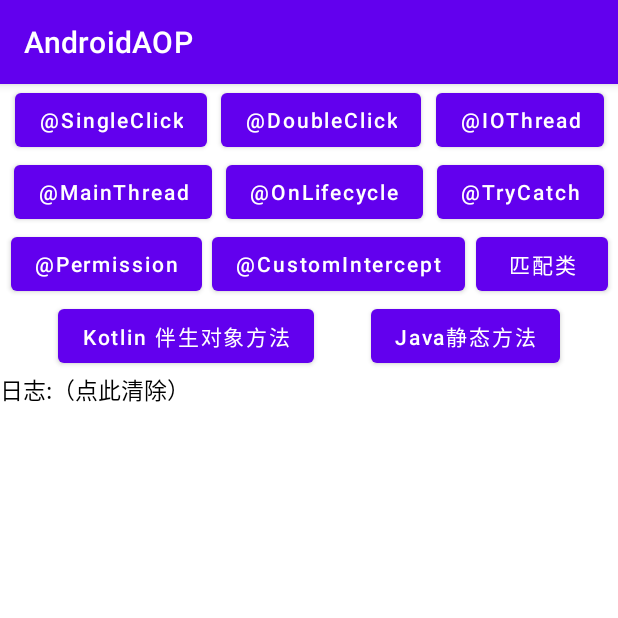
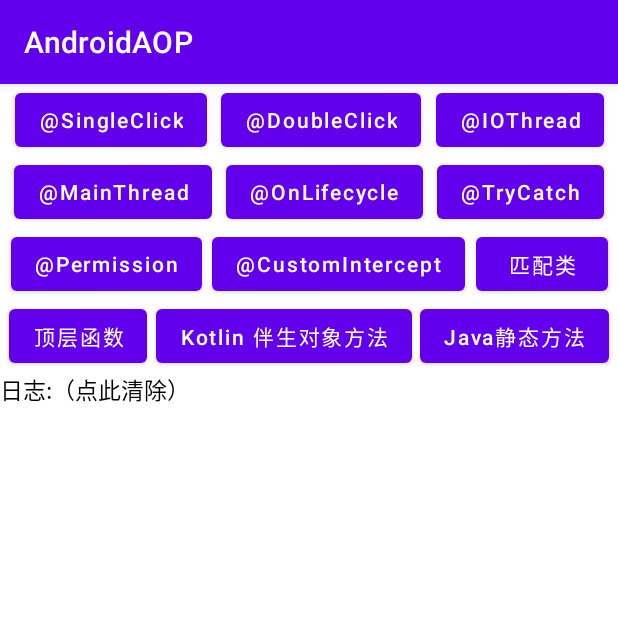
Before and after one commit to FlyJingFish/AndroidAOP, an Android app: the screen it shows after launch (MainActivity), on a phone screen of 412 x 824 dp, the top half of it. Run offline under Robolectric (Android 15) with nearby library versions, the phone set to English and light mode, and no system bars; libraries missing offline, so code that uses them is left out: com.tbruyelle.rxpermissions3.

Commit message:
1、升级版本

```diff
--- a/app/build.gradle
+++ b/app/build.gradle
@@ -5,7 +5,7 @@ plugins {
 }
 AndroidAopConfig {
     // debug 为true打开日志方便调试
-    debug false
+    debug true
 }
 def buildTime() {
     return new Date().format("yyyy_MM_dd_HH_mm_ss", TimeZone.getDefault())
--- a/app/src/main/java/com/flyjingfish/androidaop/MainActivity.kt
+++ b/app/src/main/java/com/flyjingfish/androidaop/MainActivity.kt
@@ -53,6 +53,9 @@ class MainActivity: BaseActivity() {
         binding.btnMatchClassMethod.setOnClickListener {
             setLogcat("匹配类-方法切面 继承自的 androidx.appcompat.app.AppCompatActivity 的 startActivity 方法")
             startActivity(Intent(this,SecondActivity::class.java))
+        }
+        binding.btnTopFun.setOnClickListener {
+            testTopFun()
         }
         binding.btnStaticMethod.setOnClickListener {
             ThirdActivity.start(this,3,object : ThirdActivity.OnPhotoSelectListener {
--- a/app/src/main/java/com/flyjingfish/androidaop/MyApp.java
+++ b/app/src/main/java/com/flyjingfish/androidaop/MyApp.java
@@ -28,9 +28,11 @@ import java.util.Arrays;
 import java.util.Collections;
 
 public class MyApp extends Application {
+    public static MyApp INSTANCE;
     @Override
     public void onCreate() {
         super.onCreate();
+        INSTANCE = this;
         AndroidAop.INSTANCE.setOnPermissionsInterceptListener(new OnPermissionsInterceptListener() {
             @SuppressLint("CheckResult")
             @Override
--- a/app/src/main/res/layout/activity_main.xml
+++ b/app/src/main/res/layout/activity_main.xml
@@ -15,7 +15,7 @@
         btn_DoubleClick, btn_IOThread,
         btn_MainThread,btn_OnLifecycle,btn_TryCatch,
         btn_Permission,btn_CustomIntercept,btn_MatchClassMethod,
-        btn_static_method,btn_static_method2"
+        btn_topFun,btn_static_method,btn_static_method2"
         />
     <Button
         android:id="@+id/btn_SingleClick"
@@ -90,6 +90,14 @@
         android:textAllCaps="false"
         android:text="匹配类"/>
     <Button
+        android:id="@+id/btn_topFun"
+        android:layout_width="wrap_content"
+        android:layout_height="wrap_content"
+        app:layout_constraintStart_toStartOf="parent"
+        app:layout_constraintTop_toTopOf="parent"
+        android:textAllCaps="false"
+        android:text="顶层函数"/>
+    <Button
         android:id="@+id/btn_static_method"
         android:layout_width="wrap_content"
         android:layout_height="wrap_content"
--- a/build.gradle
+++ b/build.gradle
@@ -82,7 +82,13 @@ task bumpVersion() {
         text = text.replaceAll("io.github.FlyJingFish.AndroidAop:android-aop-annotation:"+oldVersionName,"io.github.FlyJingFish.AndroidAop:android-aop-annotation:"+newVersionName)
         text = text.replaceAll("io.github.FlyJingFish.AndroidAop:android-aop-processor:"+oldVersionName,"io.github.FlyJingFish.AndroidAop:android-aop-processor:"+newVersionName)
 
+        File gradleFile = new File("gradle.properties")
+        String gradleText = gradleFile.text
+        String text2 = gradleText.replaceAll("TestVersion = "+oldVersionName,"TestVersion = "+newVersionName)
+
+
         configFile.write(text)
+        gradleFile.write(text2)
         println("升级版本号完成，versionName = "+newVersionName)
     }
 }
--- a/gradle.properties
+++ b/gradle.properties
@@ -40,6 +40,6 @@ DEVELOPER_ID=FlyJingFish
 DEVELOPER_NAME=FlyJingFish
 DEVELOPER_EMAIL=749617782@qq.com
 
-TestVersion = 1.0.4
+TestVersion = 1.0.5
 SonatypeTestCode = 1291
 LocalTest = true
```
Also changed, not shown: android-aop-plugin/src/main/kotlin/com/flyjingfish/android_aop_plugin/scanner_visitor/WovenIntoCode.kt (+10 -2 lines), app/src/main/java/com/flyjingfish/androidaop/Utils.kt (added, +9 -0 lines), 2 other files.
